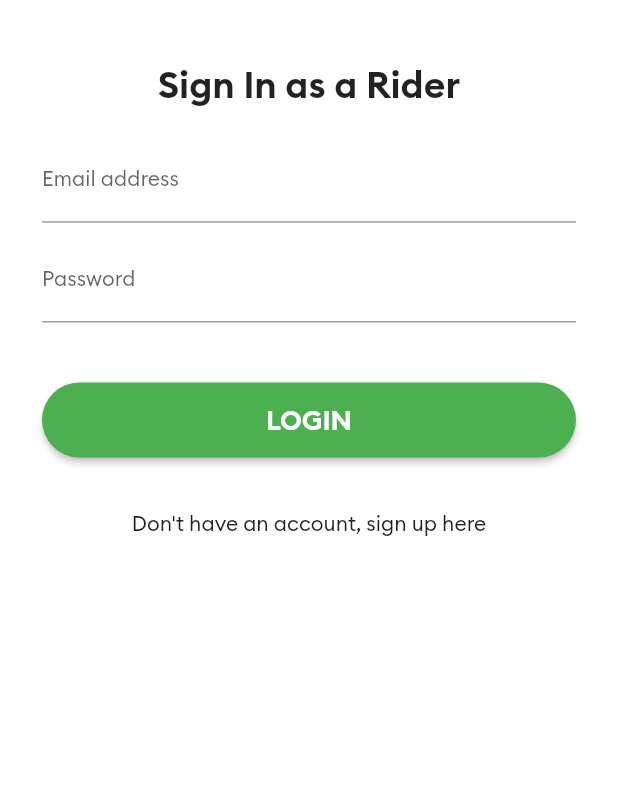
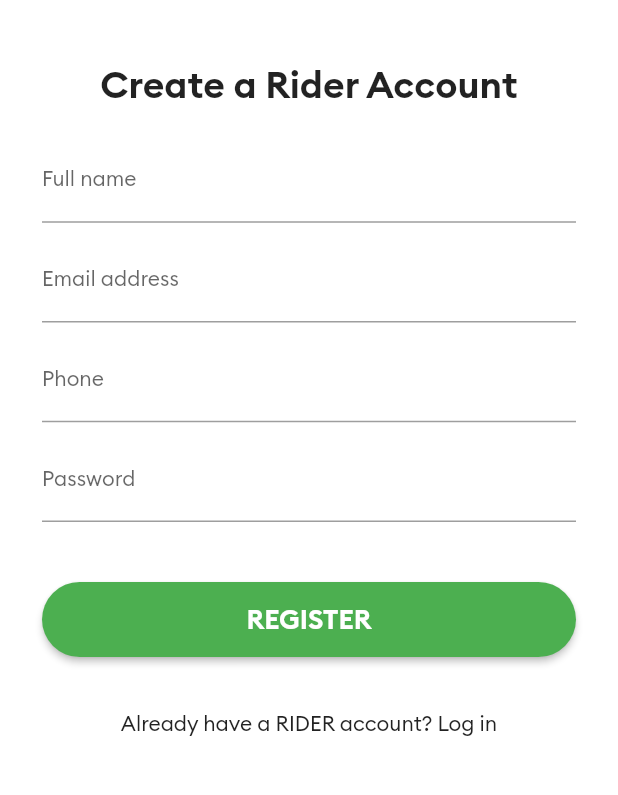
Before and after one commit to fahmi54321/uber_clone, a Flutter app: the screen it shows after launch, on a phone screen of 412 x 824 dp, the part 267-1062 px from its top. Run offline on Flutter 3.47's test engine with Material 2 defaults, Android fonts, the phone set to English and light mode, and no system bars; our stand-ins replace firebase_core, firebase_database; accounts and stored records are empty.

```diff
--- a/lib/main.dart
+++ b/lib/main.dart
@@ -4,6 +4,7 @@ import 'package:flutter/foundation.dart' show kIsWeb;
 import 'package:flutter/material.dart';
 import 'package:uber_clone/home.dart';
 import 'package:uber_clone/screens/loginpage.dart';
+import 'package:uber_clone/screens/registerpage.dart';
 
 
 Future<void> main() async {
@@ -22,10 +23,6 @@ Future<void> main() async {
   runApp(const MyApp());
 }
 
-// void main() {
-//   runApp(const MyApp());
-// }
-
 class MyApp extends StatelessWidget {
   const MyApp({Key? key}) : super(key: key);
 
@@ -39,6 +36,14 @@ class MyApp extends StatelessWidget {
         primarySwatch: Colors.blue,
       ),
       home: LoginPage(),
+
+      /** todo 1 **/
+
+      initialRoute: RegisterPage.id,
+      routes: {
+        RegisterPage.id : (context) => RegisterPage(),
+        LoginPage.id : (context) => LoginPage(),
+      },
     );
   }
 }
--- a/lib/screens/loginpage.dart
+++ b/lib/screens/loginpage.dart
@@ -1,8 +1,10 @@
 import 'package:flutter/cupertino.dart';
 import 'package:flutter/material.dart';
+import 'package:uber_clone/screens/registerpage.dart';
 
 class LoginPage extends StatelessWidget {
-  const LoginPage({Key? key}) : super(key: key);
+
+  static const String id = 'login';
 
   @override
   Widget build(BuildContext context) {
@@ -95,7 +97,13 @@ class LoginPage extends StatelessWidget {
                   ),
                 ),
 
-                FlatButton(onPressed: (){}, child: Text('Don\'t have an account, sign up here',),),
+                FlatButton(onPressed: (){
+                  Navigator.pushNamedAndRemoveUntil(
+                    context,
+                    RegisterPage.id,
+                        (route) => false,
+                  );
+                }, child: Text('Don\'t have an account, sign up here',),),
 
               ],
             ),
--- a/lib/screens/registerpage.dart
+++ b/lib/screens/registerpage.dart
@@ -1,7 +1,8 @@
 import 'package:flutter/material.dart';
+import 'package:uber_clone/screens/loginpage.dart';
 
 class RegisterPage extends StatelessWidget {
-  const RegisterPage({Key? key}) : super(key: key);
+  static const String id = 'register';
 
   @override
   Widget build(BuildContext context) {
@@ -39,7 +40,6 @@ class RegisterPage extends StatelessWidget {
                   padding: const EdgeInsets.all(20.0),
                   child: Column(
                     children: [
-
                       TextField(
                         keyboardType: TextInputType.text,
                         decoration: InputDecoration(
@@ -58,7 +58,6 @@ class RegisterPage extends StatelessWidget {
                       SizedBox(
                         height: 10,
                       ),
-
                       TextField(
                         keyboardType: TextInputType.emailAddress,
                         decoration: InputDecoration(
@@ -77,7 +76,6 @@ class RegisterPage extends StatelessWidget {
                       SizedBox(
                         height: 10,
                       ),
-
                       TextField(
                         keyboardType: TextInputType.phone,
                         decoration: InputDecoration(
@@ -96,7 +94,6 @@ class RegisterPage extends StatelessWidget {
                       SizedBox(
                         height: 10,
                       ),
-
                       TextField(
                         obscureText: true,
                         decoration: InputDecoration(
@@ -115,7 +112,6 @@ class RegisterPage extends StatelessWidget {
                       SizedBox(
                         height: 40,
                       ),
-
                       RaisedButton(
                           shape: RoundedRectangleBorder(
                             borderRadius: BorderRadius.circular(25),
@@ -126,16 +122,26 @@ class RegisterPage extends StatelessWidget {
                               height: 50,
                               child: Center(
                                   child: Text(
-                                    'REGISTER',
-                                    style: TextStyle(fontSize: 18, fontFamily: 'Brand-Bold'),
-                                  ))),
+                                'REGISTER',
+                                style: TextStyle(
+                                    fontSize: 18, fontFamily: 'Brand-Bold'),
+                              ))),
                           onPressed: () {}),
                     ],
                   ),
                 ),
-
-                FlatButton(onPressed: (){}, child: Text('Already have a RIDER account? Log in',),),
-
+                FlatButton(
+                  onPressed: () {
+                    Navigator.pushNamedAndRemoveUntil(
+                      context,
+                      LoginPage.id,
+                      (route) => false,
+                    );
+                  },
+                  child: Text(
+                    'Already have a RIDER account? Log in',
+                  ),
+                ),
               ],
             ),
           ),
```
